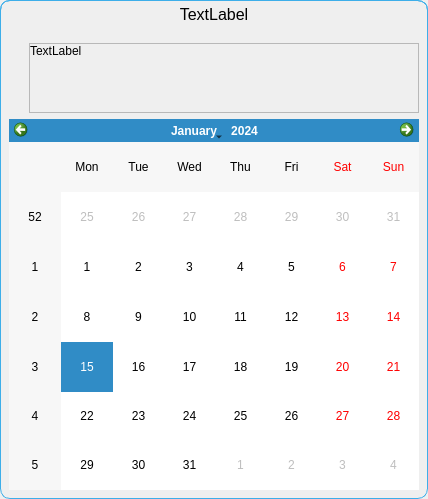
Qt form ui/select_date_dialog.ui (TheCodingJsoftware/Invigo) before a commit.
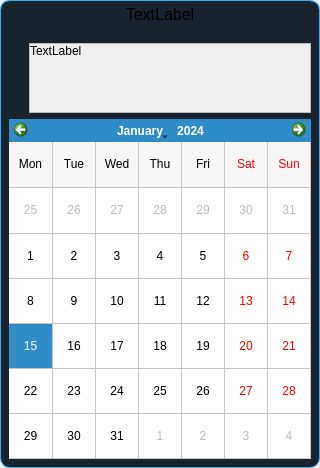
The same form after that commit.

The edit to the form file:
```diff
--- a/ui/select_date_dialog.ui
+++ b/ui/select_date_dialog.ui
@@ -6,8 +6,8 @@
    <rect>
     <x>0</x>
     <y>0</y>
-    <width>428</width>
-    <height>499</height>
+    <width>320</width>
+    <height>468</height>
    </rect>
   </property>
   <property name="windowTitle">
@@ -44,6 +44,7 @@
 	border-top-right-radius:10px;
 	border-bottom-right-radius:10px;
 	border: 1px solid  #3daee9;
+	background-color: #19232D;
 }</string>
      </property>
      <layout class="QVBoxLayout" name="verticalLayout_3" stretch="0,0">
@@ -145,7 +146,7 @@
               <rect>
                <x>0</x>
                <y>0</y>
-               <width>378</width>
+               <width>270</width>
                <height>69</height>
               </rect>
              </property>
@@ -191,7 +192,14 @@
          </layout>
         </item>
         <item>
-         <widget class="QCalendarWidget" name="calendarWidget"/>
+         <widget class="QCalendarWidget" name="calendarWidget">
+          <property name="gridVisible">
+           <bool>true</bool>
+          </property>
+          <property name="verticalHeaderFormat">
+           <enum>QCalendarWidget::NoVerticalHeader</enum>
+          </property>
+         </widget>
         </item>
         <item>
          <layout class="QHBoxLayout" name="buttonsLayout"/>
```
